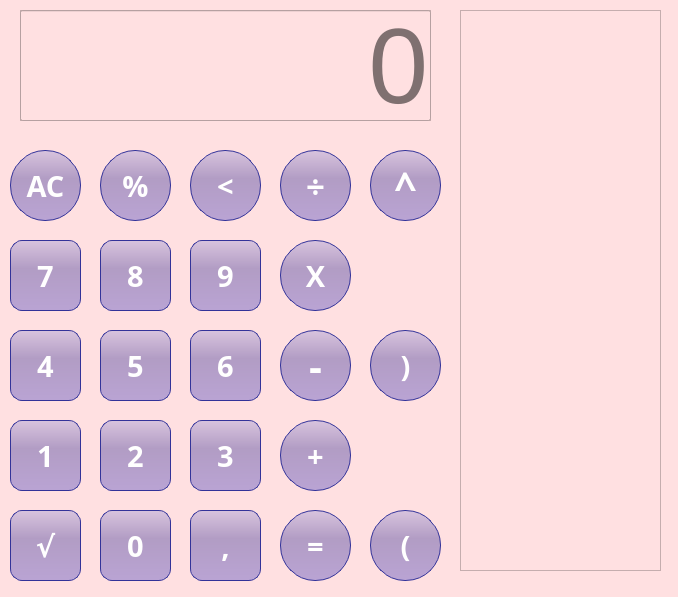
The window that calculadora.ui (ilopjim13/ejercicioCalculadora) describes before a commit, drawn with Qt 5.
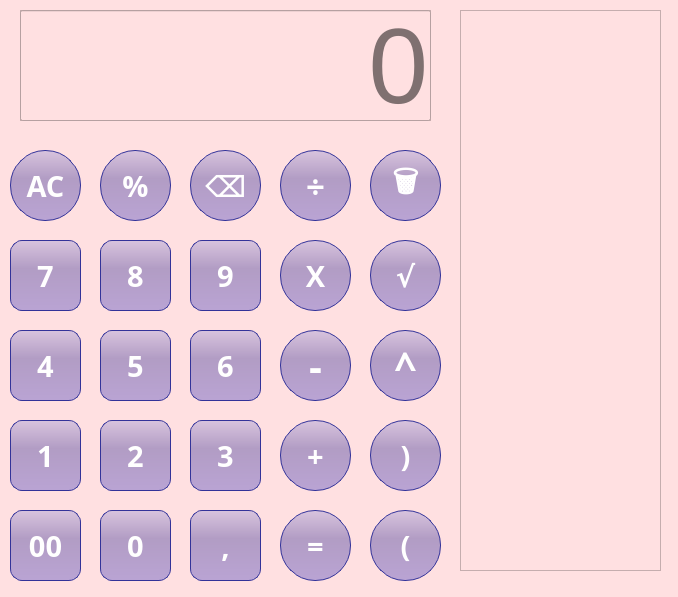
The same window after the commit.

Commit message: Todos los botones terminados y funcionales, falta poner bonito la interfaz

```diff
--- a/calculadora.ui
+++ b/calculadora.ui
@@ -161,7 +161,7 @@
 }</string>
     </property>
     <property name="text">
-     <string>&lt;</string>
+     <string>⌫</string>
     </property>
    </widget>
    <widget class="QPushButton" name="Bt_dividir">
@@ -740,7 +740,7 @@
      <string>,</string>
     </property>
    </widget>
-   <widget class="QPushButton" name="Bt_raiz">
+   <widget class="QPushButton" name="Bt_doble">
     <property name="geometry">
      <rect>
       <x>10</x>
@@ -773,7 +773,7 @@
 }</string>
     </property>
     <property name="text">
-     <string>√</string>
+     <string>00</string>
     </property>
    </widget>
    <widget class="QTableWidget" name="Ta_Historial">
@@ -841,7 +841,7 @@
     <property name="geometry">
      <rect>
       <x>370</x>
-      <y>330</y>
+      <y>420</y>
       <width>71</width>
       <height>71</height>
      </rect>
@@ -877,7 +877,7 @@
     <property name="geometry">
      <rect>
       <x>370</x>
-      <y>150</y>
+      <y>330</y>
       <width>71</width>
       <height>71</height>
      </rect>
@@ -933,6 +933,78 @@
      <string>0</string>
     </property>
    </widget>
+   <widget class="QPushButton" name="Bt_raiz">
+    <property name="geometry">
+     <rect>
+      <x>370</x>
+      <y>240</y>
+      <width>71</width>
+      <height>71</height>
+     </rect>
+    </property>
+    <property name="font">
+     <font>
+      <family>Vrinda</family>
+      <pointsize>22</pointsize>
+      <italic>false</italic>
+      <bold>true</bold>
+     </font>
+    </property>
+    <property name="styleSheet">
+     <string notr="true">QPushButton {
+color: white;
+background-color: QLinearGradient(spread:pad x1: 0, y1: 0, x2: 0, y2: 1, stop: 0.0 rgba(156,152,215,100), stop: 0.4 rgba(58,52,151,100), stop: 1.0 rgba(78,70,190,100));
+border-width: 1px;
+border-color: #339;
+border-style: solid;
+border-radius:35;
+padding: 3px;
+padding-left: 5px;
+padding-right: 5px;
+font:bold;
+font-family:Vrinda;
+}</string>
+    </property>
+    <property name="text">
+     <string>√</string>
+    </property>
+   </widget>
+   <widget class="QPushButton" name="Bt_papelera">
+    <property name="geometry">
+     <rect>
+      <x>370</x>
+      <y>150</y>
+      <width>71</width>
+      <height>71</height>
+     </rect>
+    </property>
+    <property name="font">
+     <font>
+      <family>Vrinda</family>
+      <pointsize>22</pointsize>
+      <italic>false</italic>
+      <bold>true</bold>
+     </font>
+    </property>
+    <property name="styleSheet">
+     <string notr="true">QPushButton {
+color: white;
+background-color: QLinearGradient(spread:pad x1: 0, y1: 0, x2: 0, y2: 1, stop: 0.0 rgba(156,152,215,100), stop: 0.4 rgba(58,52,151,100), stop: 1.0 rgba(78,70,190,100));
+border-width: 1px;
+border-color: #339;
+border-style: solid;
+border-radius:35;
+padding: 3px;
+padding-left: 5px;
+padding-right: 5px;
+font:bold;
+font-family:Vrinda;
+}</string>
+    </property>
+    <property name="text">
+     <string>🗑</string>
+    </property>
+   </widget>
   </widget>
  </widget>
  <resources/>
```
The commit also changes 2 other files.
